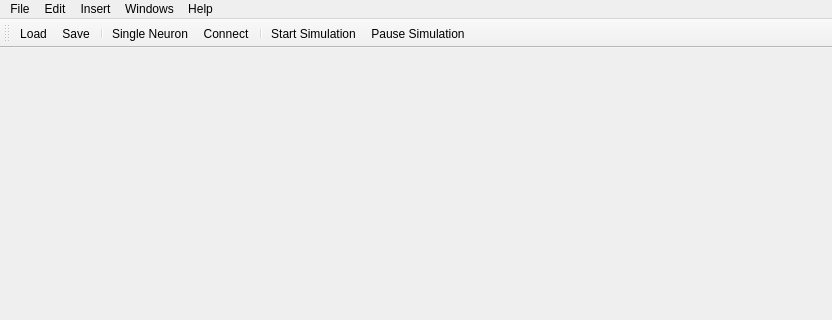
The window that NeuroEdit/mainwindow.ui (lucksus/neuro_edit) describes before a commit, drawn with Qt 5; both pictures show x 0 to 832 and y 0 to 320 of the 832 by 599 pixel window.
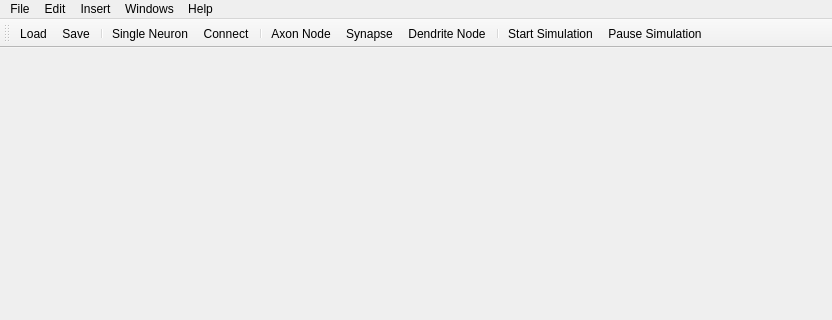
The same window after the commit. Icons and pictures are not drawn.

Commit message: AxonNodes are creatable now.

Diff of the .ui file:
```diff
--- a/NeuroEdit/mainwindow.ui
+++ b/NeuroEdit/mainwindow.ui
@@ -88,6 +88,10 @@
    <addaction name="actionSingle_Neuron"/>
    <addaction name="actionConnect"/>
    <addaction name="separator"/>
+   <addaction name="actionAxon_Node"/>
+   <addaction name="actionSynapse"/>
+   <addaction name="actionDendrite_Node"/>
+   <addaction name="separator"/>
    <addaction name="actionStart_Simulation"/>
    <addaction name="actionPause_Simulation"/>
   </widget>
@@ -222,6 +226,21 @@
     <string>About</string>
    </property>
   </action>
+  <action name="actionAxon_Node">
+   <property name="text">
+    <string>Axon Node</string>
+   </property>
+  </action>
+  <action name="actionSynapse">
+   <property name="text">
+    <string>Synapse</string>
+   </property>
+  </action>
+  <action name="actionDendrite_Node">
+   <property name="text">
+    <string>Dendrite Node</string>
+   </property>
+  </action>
  </widget>
  <layoutdefault spacing="6" margin="11"/>
  <resources>
```
The commit also changes 3 other files.
